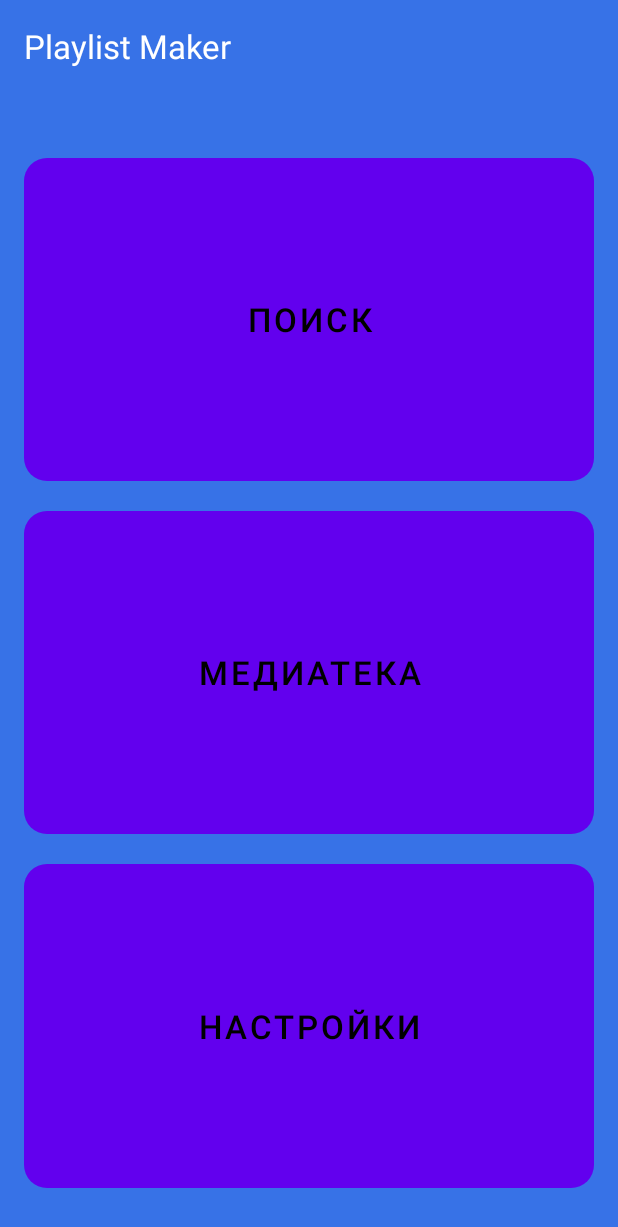
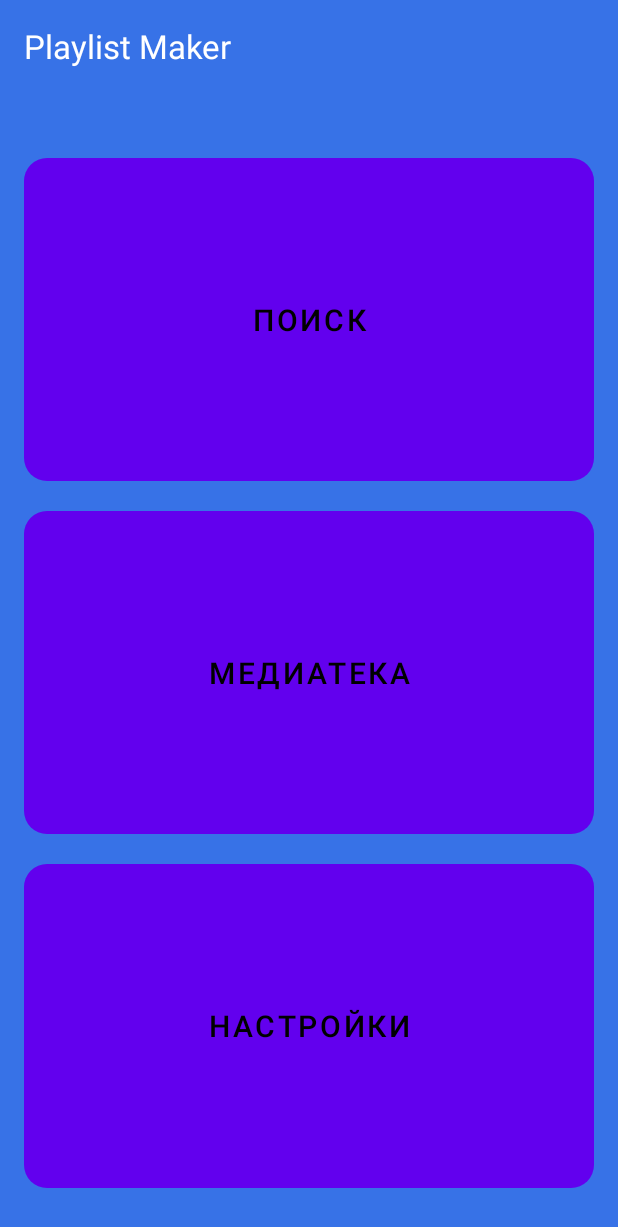
Before and after one commit to AntonVzdor/Playlist-Maker, an Android app: the screen it shows after launch (MainActivity), on a phone screen of 412 x 824 dp. Shown: the top 1227 px of the screen. Run offline under Robolectric (Android 15) with nearby library versions, the phone set to English and light mode, and no system bars.

Commit message:
Вторая версия

```diff
--- a/app/src/main/res/layout/activity_menu.xml
+++ b/app/src/main/res/layout/activity_menu.xml
@@ -25,7 +25,7 @@
         android:layout_weight="1"
         android:text="@string/search"
         android:textColor="@color/black"
-        android:textSize="22dp"
+        android:textSize="20dp"
         android:background="@drawable/roundedbutton"/>
 
     <Button
@@ -35,7 +35,7 @@
         android:layout_weight="1"
         android:text="@string/media"
         android:textColor="@color/black"
-        android:textSize="22dp"
+        android:textSize="20dp"
         android:background="@drawable/roundedbutton"/>
 
     <Button
@@ -45,6 +45,6 @@
         android:layout_weight="1"
         android:text="@string/settings"
         android:textColor="@color/black"
-        android:textSize="22dp"
+        android:textSize="20dp"
         android:background="@drawable/roundedbutton"/>
 </LinearLayout>
```
